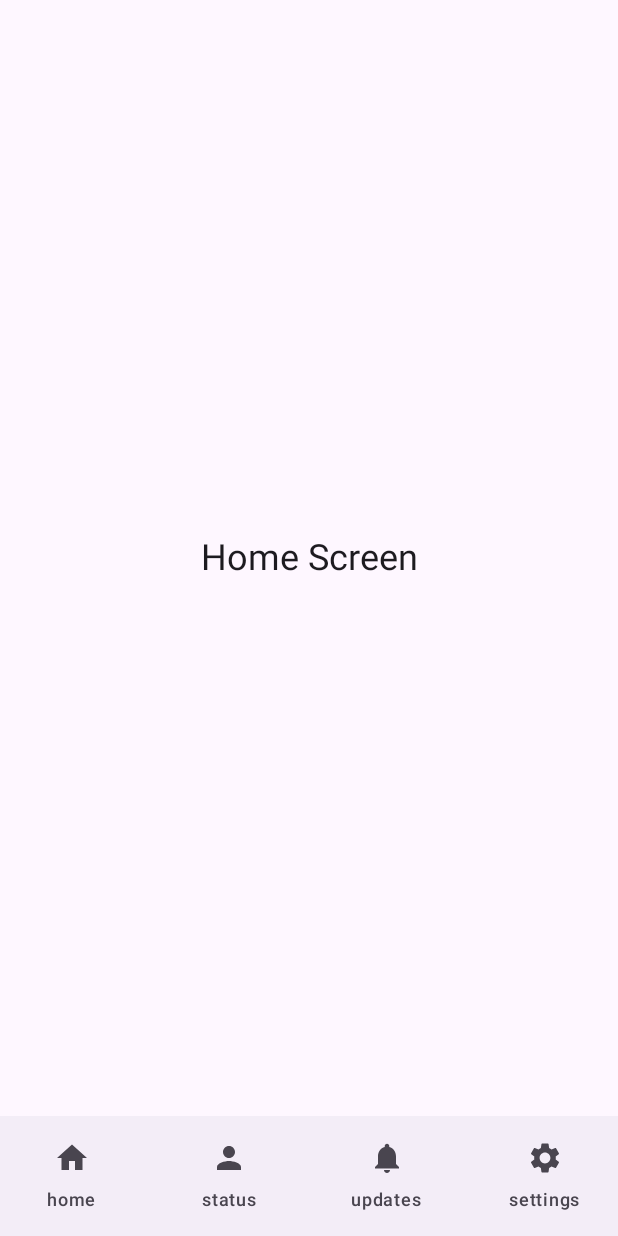
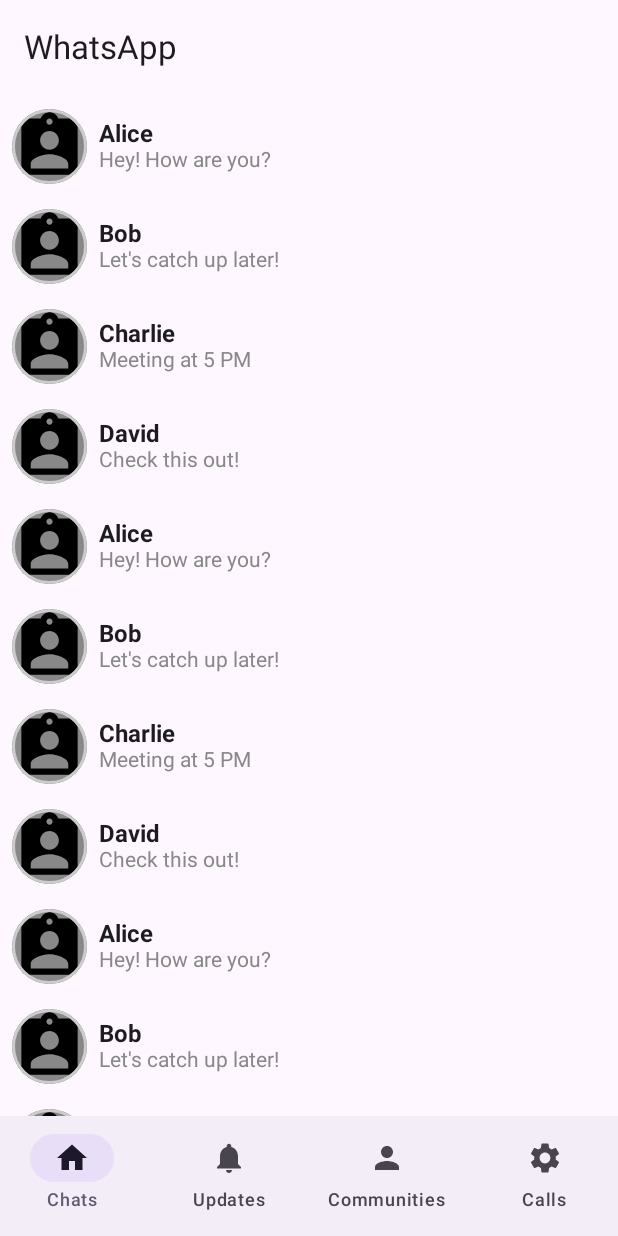
Before and after one commit to RaizBaig/WhatsAppKmmClean, an Android app built with Jetpack Compose: the screen it shows after launch (MainActivity), on a phone screen of 412 x 824 dp. Run offline under Robolectric (Android 15) with nearby library versions, the phone set to English and light mode, and no system bars.

Commit message:
Added dummy chat list

```diff
--- a/androidApp/src/main/java/com/example/whatsappkmmclean/android/MainActivity.kt
+++ b/androidApp/src/main/java/com/example/whatsappkmmclean/android/MainActivity.kt
@@ -1,25 +1,19 @@
 package com.example.whatsappkmmclean.android
-
 import android.os.Bundle
 import androidx.activity.ComponentActivity
 import androidx.activity.compose.setContent
-import androidx.compose.foundation.layout.fillMaxSize
+import androidx.compose.foundation.ExperimentalFoundationApi
 import androidx.compose.foundation.layout.padding
+import androidx.compose.foundation.pager.HorizontalPager
+import androidx.compose.foundation.pager.rememberPagerState
 import androidx.compose.material3.*
-import androidx.compose.runtime.Composable
+import androidx.compose.runtime.*
 import androidx.compose.ui.Modifier
+import androidx.compose.ui.res.stringResource
 import androidx.compose.ui.tooling.preview.Preview
-import androidx.navigation.NavHostController
-import androidx.navigation.compose.NavHost
-import androidx.navigation.compose.composable
 import androidx.navigation.compose.rememberNavController
-import com.example.whatsappkmmclean.Greeting
-import com.example.whatsappkmmclean.android.presentation.ui.BottomNavigationBar
-import com.example.whatsappkmmclean.android.presentation.ui.HomeScreen
-import com.example.whatsappkmmclean.android.presentation.ui.Screen
-import com.example.whatsappkmmclean.android.presentation.ui.SettingsScreen
-import com.example.whatsappkmmclean.android.presentation.ui.StatusScreen
-import com.example.whatsappkmmclean.android.presentation.ui.UpdatesScreen
+import com.example.whatsappkmmclean.android.presentation.ui.*
+import kotlinx.coroutines.launch
 
 class MainActivity : ComponentActivity() {
     override fun onCreate(savedInstanceState: Bundle?) {
@@ -31,20 +25,49 @@ class MainActivity : ComponentActivity() {
 }
 
 @Preview
+@OptIn(ExperimentalMaterial3Api::class, ExperimentalFoundationApi::class)
 @Composable
-fun MainScreen(navController: NavHostController = rememberNavController()) {
+fun MainScreen() {
+    val screens = listOf(Screen.Chats, Screen.Updates, Screen.Communities, Screen.Calls)
+    val pagerState = rememberPagerState { screens.size }
+    var selectedIndex by remember { mutableStateOf(0) }
+    val coroutineScope = rememberCoroutineScope()
+
+    LaunchedEffect(pagerState.currentPage) {
+        selectedIndex = pagerState.currentPage
+    }
+
+    val title = when (screens[selectedIndex].route) {
+        Screen.Chats.route -> stringResource(R.string.whatsapp)
+        Screen.Updates.route -> stringResource(R.string.updates)
+        Screen.Communities.route -> stringResource(R.string.communities)
+        Screen.Calls.route -> stringResource(R.string.calls)
+        else -> "App"
+    }
+
     Scaffold(
-        bottomBar = { BottomNavigationBar(navController) }
+        topBar = { TopAppBar(title = { Text(title) }) },
+        bottomBar = {
+            BottomNavigationBar(
+                selectedIndex = selectedIndex,
+                onTabSelected = { index ->
+                    coroutineScope.launch {
+                        pagerState.animateScrollToPage(index)
+                    }
+                }
+            )
+        }
     ) { paddingValues ->
-        NavHost(
-            navController = navController,
-            startDestination = Screen.Home.route,
+        HorizontalPager(
+            state = pagerState,
             modifier = Modifier.padding(paddingValues)
-        ) {
-            composable(Screen.Home.route) { HomeScreen() }
-            composable(Screen.Status.route) { StatusScreen() }
-            composable(Screen.Updates.route) { UpdatesScreen() }
-            composable(Screen.Settings.route) { SettingsScreen() }
+        ) { page ->
+            when (screens[page].route) {
+                Screen.Chats.route -> ChatScreen()
+                Screen.Updates.route -> UpdatesScreen()
+                Screen.Communities.route -> CommunitiesScreen()
+                Screen.Calls.route -> CallsScreen()
+            }
         }
     }
 }
--- a/androidApp/src/main/java/com/example/whatsappkmmclean/android/presentation/ui/HomeScreen.kt
+++ b/androidApp/src/main/java/com/example/whatsappkmmclean/android/presentation/ui/HomeScreen.kt
@@ -1,27 +1,76 @@
 package com.example.whatsappkmmclean.android.presentation.ui
 
+import androidx.compose.foundation.Image
+import androidx.compose.foundation.background
+import androidx.compose.foundation.border
 import androidx.compose.foundation.layout.Box
+import androidx.compose.foundation.layout.Column
+import androidx.compose.foundation.layout.Row
 import androidx.compose.foundation.layout.fillMaxSize
+import androidx.compose.foundation.layout.padding
+import androidx.compose.foundation.layout.size
+import androidx.compose.foundation.lazy.LazyColumn
+import androidx.compose.foundation.lazy.items
+import androidx.compose.foundation.rememberScrollState
+import androidx.compose.foundation.shape.CircleShape
+import androidx.compose.foundation.verticalScroll
 import androidx.compose.material3.Text
 import androidx.compose.runtime.Composable
 import androidx.compose.ui.Alignment
 import androidx.compose.ui.Modifier
+import androidx.compose.ui.draw.clip
+import androidx.compose.ui.graphics.Color
+import androidx.compose.ui.layout.ContentScale
+import androidx.compose.ui.res.painterResource
+import androidx.compose.ui.text.font.FontWeight
+import androidx.compose.ui.unit.dp
 import androidx.compose.ui.unit.sp
+import com.example.whatsappkmmclean.android.R
+import com.example.whatsappkmmclean.domain.model.ChatData
 
 @Composable
-fun HomeScreen() {
-    Box(modifier = Modifier.fillMaxSize(), contentAlignment = Alignment.Center) {
-        Text(text = "Home Screen", fontSize = 24.sp)
+fun ChatScreen() {
+    val chatList = listOf(
+        ChatData("Alice", "Hey! How are you?", null , 0),
+        ChatData("Bob", "Let's catch up later!", null , 0),  // No image, uses default
+        ChatData("Charlie", "Meeting at 5 PM", null , 0),
+        ChatData("David", "Check this out!", null , 0) , // No image, uses default
+        ChatData("Alice", "Hey! How are you?", null , 0),
+        ChatData("Bob", "Let's catch up later!", null , 0),  // No image, uses default
+        ChatData("Charlie", "Meeting at 5 PM", null , 0),
+        ChatData("David", "Check this out!", null , 0) , // No image, uses default
+        ChatData("Alice", "Hey! How are you?", null , 0),
+        ChatData("Bob", "Let's catch up later!", null , 0),  // No image, uses default
+        ChatData("Charlie", "Meeting at 5 PM", null , 0),
+        ChatData("David", "Check this out!", null , 0)  // No image, uses default
+    )
+
+    LazyColumn() {
+        items(chatList){chat ->
+            ChatList(chat)
+        }
     }
 }
 
 @Composable
-fun StatusScreen() {
-    Box(modifier = Modifier.fillMaxSize(), contentAlignment = Alignment.Center) {
-        Text(text = "Status Screen", fontSize = 24.sp)
-    }
+fun ChatList(chatData: ChatData){
+  Row(verticalAlignment = Alignment.CenterVertically , modifier = Modifier.padding(8.dp)) {
+      Image(
+          painterResource(chatData.dp ?: R.drawable.baseline_assignment_ind_24),
+          contentScale = ContentScale.Crop,
+          contentDescription = "Profile Image",
+          modifier = Modifier.
+          size(50.dp)
+              .clip(CircleShape)
+              .background(Color.Gray)
+              .border(2.dp , Color.LightGray, shape = CircleShape)
+      )
+      Column(modifier = Modifier.padding(8.dp)) {
+          Text(text = chatData.name, fontWeight = FontWeight.Bold, fontSize = 16.sp)
+          Text(text = chatData.message ?: "", fontSize = 14.sp, color = Color.Gray)
+      }
+  }
 }
-
 @Composable
 fun UpdatesScreen() {
     Box(modifier = Modifier.fillMaxSize(), contentAlignment = Alignment.Center) {
@@ -30,7 +79,15 @@ fun UpdatesScreen() {
 }
 
 @Composable
-fun SettingsScreen() {
+fun CommunitiesScreen() {
+    Box(modifier = Modifier.fillMaxSize(), contentAlignment = Alignment.Center) {
+        Text(text = "Status Screen", fontSize = 24.sp)
+    }
+}
+
+
+@Composable
+fun CallsScreen() {
     Box(modifier = Modifier.fillMaxSize(), contentAlignment = Alignment.Center) {
         Text(text = "Settings Screen", fontSize = 24.sp)
     }
--- a/androidApp/src/main/java/com/example/whatsappkmmclean/android/presentation/ui/Navigation.kt
+++ b/androidApp/src/main/java/com/example/whatsappkmmclean/android/presentation/ui/Navigation.kt
@@ -13,27 +13,29 @@ import androidx.compose.material.icons.filled.Settings
 import androidx.compose.material3.Text
 
 @Composable
-fun BottomNavigationBar(navController: NavHostController) {
+fun BottomNavigationBar(
+    selectedIndex: Int,
+    onTabSelected: (Int) -> Unit
+) {
     val items = listOf(
-        Screen.Home,
-        Screen.Status,
+        Screen.Chats,
         Screen.Updates,
-        Screen.Settings
+        Screen.Communities,
+        Screen.Calls
     )
 
     NavigationBar {
-        val currentRoute = navController.currentDestination?.route
-        items.forEach { screen ->
+        items.forEachIndexed { index, screen ->
             NavigationBarItem(
-                selected = currentRoute == screen.route,
-                onClick = { navController.navigate(screen.route) },
+                selected = index == selectedIndex,
+                onClick = { onTabSelected(index) },
                 icon = {
                     Icon(
                         imageVector = when (screen) {
-                            is Screen.Home -> Icons.Default.Home
-                            is Screen.Status -> Icons.Default.Person
+                            is Screen.Chats -> Icons.Default.Home
                             is Screen.Updates -> Icons.Default.Notifications
-                            is Screen.Settings -> Icons.Default.Settings
+                            is Screen.Communities -> Icons.Default.Person
+                            is Screen.Calls -> Icons.Default.Settings
                         },
                         contentDescription = screen.route
                     )
--- a/androidApp/src/main/java/com/example/whatsappkmmclean/android/presentation/ui/Screens.kt
+++ b/androidApp/src/main/java/com/example/whatsappkmmclean/android/presentation/ui/Screens.kt
@@ -1,8 +1,8 @@
 package com.example.whatsappkmmclean.android.presentation.ui
 
 sealed class Screen(val route: String) {
-    object Home : Screen("home")
-    object Status : Screen("status")
-    object Updates : Screen("updates")
-    object Settings : Screen("settings")
+    object Chats : Screen("Chats")
+    object Updates : Screen("Updates")
+    object Communities : Screen("Communities")
+    object Calls : Screen("Calls")
 }
--- /dev/null
+++ b/androidApp/src/main/res/drawable/baseline_assignment_ind_24.xml
@@ -0,0 +1,5 @@
+<vector xmlns:android="http://schemas.android.com/apk/res/android" android:height="24dp" android:tint="#000000" android:viewportHeight="24" android:viewportWidth="24" android:width="24dp">
+
+    <path android:fillColor="@android:color/white" android:pathData="M19,3h-4.18C14.4,1.84 13.3,1 12,1c-1.3,0 -2.4,0.84 -2.82,2L5,3c-1.1,0 -2,0.9 -2,2v14c0,1.1 0.9,2 2,2h14c1.1,0 2,-0.9 2,-2L21,5c0,-1.1 -0.9,-2 -2,-2zM12,3c0.55,0 1,0.45 1,1s-0.45,1 -1,1 -1,-0.45 -1,-1 0.45,-1 1,-1zM12,7c1.66,0 3,1.34 3,3s-1.34,3 -3,3 -3,-1.34 -3,-3 1.34,-3 3,-3zM18,19L6,19v-1.4c0,-2 4,-3.1 6,-3.1s6,1.1 6,3.1L18,19z"/>
+
+</vector>
--- /dev/null
+++ b/androidApp/src/main/res/values/strings.xml
@@ -0,0 +1,7 @@
+<?xml version="1.0" encoding="utf-8"?>
+<resources>
+    <string name="whatsapp">WhatsApp</string>
+    <string name="updates">Updates</string>
+    <string name="communities">Communities</string>
+    <string name="calls">Calls</string>
+</resources>
--- /dev/null
+++ b/shared/src/commonMain/kotlin/com/example/whatsappkmmclean/domain/model/ChatData.kt
@@ -0,0 +1,8 @@
+package com.example.whatsappkmmclean.domain.model
+
+data class ChatData(
+    val name:String,
+    val message:String?,
+    val dp :Int?,
+    val msgDate:Long
+)
```
Also changed, not shown: 1 other file.
